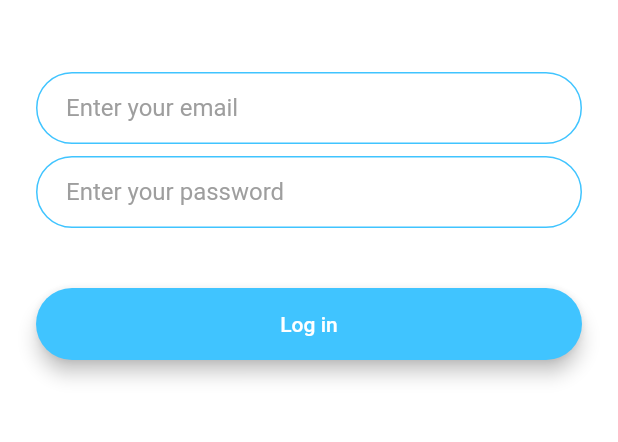
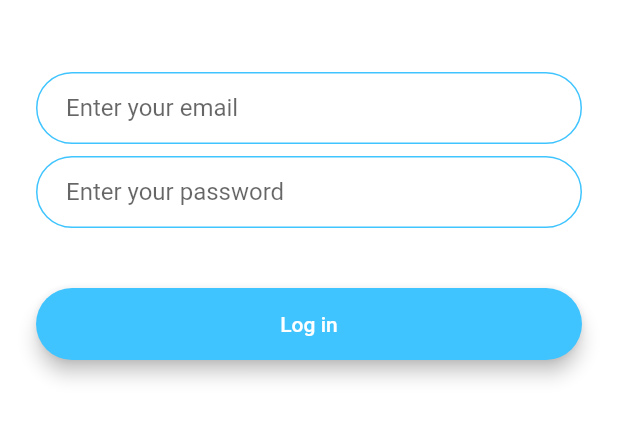
Before and after one commit to ishahahahan/FlashChat-Flutter, a Flutter app: the screen it shows after launch, after a tap on "Log in", on a phone screen of 412 x 824 dp, the part 501-943 px from its top. Run offline on Flutter 3.47's test engine with Material 2 defaults, Android fonts, the phone set to English and light mode, and no system bars; our stand-ins replace animated_text_kit.

Commit message:
Removed dark theme and changed button text color

```diff
--- a/lib/constants.dart
+++ b/lib/constants.dart
@@ -19,8 +19,7 @@ const kMessageContainerDecoration = BoxDecoration(
 );
 
 const kTextFieldDecoration = InputDecoration(
-  hintText: 'Enter your password.',
-  hintStyle: TextStyle(color: Colors.grey),
+  hintText: 'Enter a value.',
   contentPadding: EdgeInsets.symmetric(vertical: 10.0, horizontal: 20.0),
   border: OutlineInputBorder(
     borderRadius: BorderRadius.all(Radius.circular(32.0)),
--- a/lib/main.dart
+++ b/lib/main.dart
@@ -13,11 +13,6 @@ class FlashChat extends StatelessWidget {
   Widget build(BuildContext context) {
     return MaterialApp(
         debugShowCheckedModeBanner: false,
-        theme: ThemeData.dark().copyWith(
-          textTheme: const TextTheme(
-            bodyLarge: TextStyle(color: Colors.black54),
-          ),
-        ),
         home: const WelcomeScreen(),
         initialRoute: WelcomeScreen.id,
         routes: {
--- a/lib/rounded_button.dart
+++ b/lib/rounded_button.dart
@@ -25,6 +25,7 @@ class RoundedButton extends StatelessWidget {
           height: 42.0,
           child: Text(
             buttonText,
+            style: const TextStyle(color: Colors.white),
           ),
         ),
       ),
```
